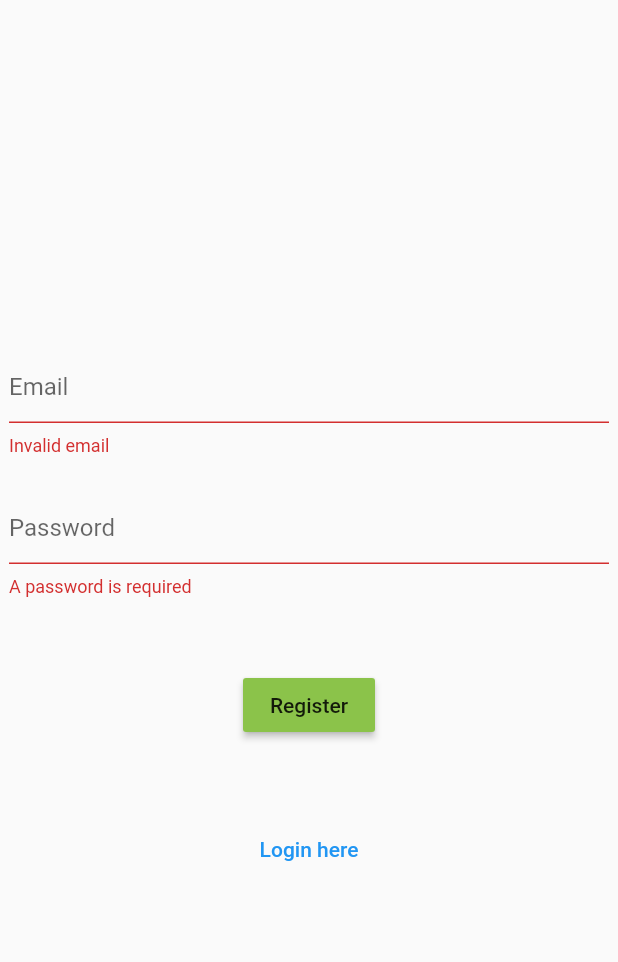
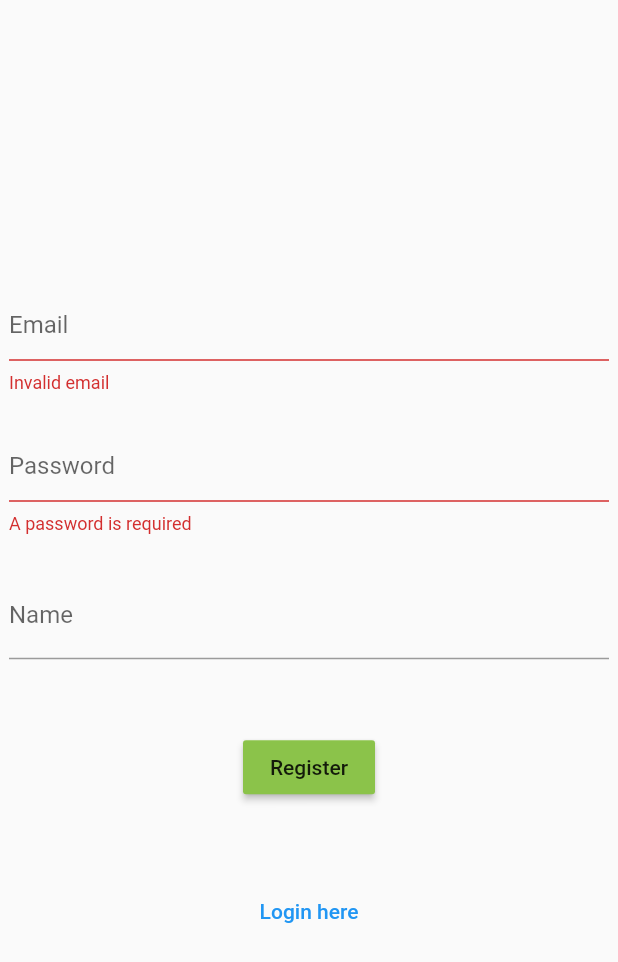
Before and after one commit to huynhtastic/showmelove, a Flutter app: the screen it shows after launch, after a tap on "Login", after a tap on "Register here", on a phone screen of 412 x 824 dp. Shown: the top 962 px of the screen. Run offline on Flutter 3.47's test engine with Material 2 defaults, Android fonts, the phone set to English and light mode, and no system bars; our stand-ins replace cloud_firestore, firebase_auth; accounts and stored records are empty.

```diff
--- a/lib/auth.dart
+++ b/lib/auth.dart
@@ -1,12 +1,51 @@
+import 'package:firebase_auth/firebase_auth.dart';
 import 'package:flutter/material.dart';
 
+import 'pages/app/home/home.dart';
 import 'pages/authenticate/authenticate.dart';
 
-class Auth extends StatelessWidget {
+class Auth extends StatefulWidget {
+  static const routeName = 'auth';
+
+  @override
+  _AuthState createState() => _AuthState();
+}
+
+class _AuthState extends State<Auth> {
+  final auth = FirebaseAuth.instance;
+  bool isLoggedIn;
+
+  @override
+  void initState() {
+    super.initState();
+
+    auth.onAuthStateChanged
+        .listen((user) => setState(() => isLoggedIn = user != null));
+
+    Future.delayed(
+      Duration(seconds: 1),
+      () async {
+        if (isLoggedIn == null) {
+          final user = await auth.currentUser();
+          setState(() => isLoggedIn = user != null);
+        }
+      },
+    );
+  }
+
   @override
   Widget build(BuildContext context) {
-    return Scaffold(
-      body: Authenticate(),
-    );
+    switch (isLoggedIn) {
+      case true:
+        return Home();
+      case false:
+        return Authenticate();
+      default:
+        return _loadingWidget();
+    }
   }
 }
+
+Widget _loadingWidget() => Scaffold(
+      body: Center(child: CircularProgressIndicator()),
+    );
--- a/lib/main.dart
+++ b/lib/main.dart
@@ -1,13 +1,14 @@
 import 'package:flutter/material.dart';
 
 import 'auth.dart';
+import 'routes.dart';
 
 class Main extends StatelessWidget {
-  // This widget is the root of your application.
   @override
   Widget build(BuildContext context) {
     return MaterialApp(
       title: 'Flutter Demo',
+      routes: routes,
       home: Auth(),
     );
   }
--- /dev/null
+++ b/lib/models/user.dart
@@ -0,0 +1,8 @@
+import 'package:firebase_auth/firebase_auth.dart';
+
+class User {
+  final String uid;
+  final String name;
+
+  User(FirebaseUser fbUser, {this.name}) : uid = fbUser.uid;
+}
--- a/lib/pages/authenticate/authenticate.dart
+++ b/lib/pages/authenticate/authenticate.dart
@@ -1,75 +1,88 @@
-import 'package:firebase_auth/firebase_auth.dart';
 import 'package:flutter/material.dart';
+import 'package:showsomelove/services/authentication.dart';
 
 class Authenticate extends StatefulWidget {
+  static const routeName = 'authenticate';
+
   @override
-  _AuthenticateState createState() => _AuthenticateState();
+  AuthenticateState createState() => AuthenticateState();
 }
 
-class _AuthenticateState extends State<Authenticate> {
-  final _formKey = GlobalKey<FormState>();
-  bool _isLogin = true;
-  String _email;
-  String _password;
+class AuthenticateState extends State<Authenticate> {
+  final formKey = GlobalKey<FormState>();
+  bool isLogin = true;
+  String email;
+  String password;
+  String name;
 
-  void submitForm() async {
-    if (_formKey.currentState.validate()) {
-      AuthResult result;
-      final auth = FirebaseAuth.instance;
-
-      if (_isLogin) {
-        result = await auth.signInWithEmailAndPassword(
-            email: _email, password: _password);
+  void submitForm(BuildContext context) async {
+    if (formKey.currentState.validate()) {
+      final auth = AuthenticationService();
+      if (isLogin) {
+        await auth.signInUser(email, password);
       } else {
-        result = await auth.createUserWithEmailAndPassword(
-            email: _email, password: _password);
+        await auth.registerUser(email, password, name);
       }
-
-      print(result.user.uid);
     }
   }
 
+  Widget nameField() => isLogin
+      ? Container()
+      : Column(
+          children: [
+            SizedBox(height: 24),
+            TextFormField(
+              decoration: InputDecoration(labelText: 'Name'),
+              onChanged: (val) => setState(() => name = val),
+              validator: _requiredValidator,
+            ),
+          ],
+        );
+
   @override
   Widget build(BuildContext context) {
-    return Center(
+    return Scaffold(
+      body: Center(
         child: Container(
           width: 400,
           child: Form(
-          key: _formKey,
+            key: formKey,
             child: Column(
               mainAxisAlignment: MainAxisAlignment.center,
               children: [
                 TextFormField(
                   decoration: InputDecoration(hintText: 'Email'),
-                onChanged: (val) => setState(() => _email = val),
+                  onChanged: (val) => setState(() => email = val),
                   validator: _emailValidator,
                   keyboardType: TextInputType.emailAddress,
                 ),
                 SizedBox(height: 24),
                 TextFormField(
                   decoration: InputDecoration(hintText: 'Password'),
-                onChanged: (val) => setState(() => _password = val),
+                  onChanged: (val) => setState(() => password = val),
                   validator: (val) =>
                       val.isEmpty ? 'A password is required' : null,
                   obscureText: true,
                 ),
+                nameField(),
                 SizedBox(height: 48),
                 RaisedButton(
                   color: Colors.lightGreen,
-                onPressed: submitForm,
-                child: Text(_isLogin ? 'Login' : 'Register'),
+                  onPressed: () => submitForm(context),
+                  child: Text(isLogin ? 'Login' : 'Register'),
                 ),
                 SizedBox(height: 48),
                 RaisedButton(
                   elevation: 0.0,
                   color: Colors.transparent,
-                onPressed: () => setState(() => _isLogin = !_isLogin),
+                  onPressed: () => setState(() => isLogin = !isLogin),
                   child: Text(
-                  _isLogin ? 'Register here' : 'Login here',
+                    isLogin ? 'Register here' : 'Login here',
                     style: TextStyle(color: Colors.blue),
                   ),
                 )
               ],
+            ),
           ),
         ),
       ),
@@ -88,3 +101,12 @@ String _emailValidator(String email) {
 
   return null;
 }
+
+// TODO: Move to util
+String _requiredValidator(String val) {
+  if (val.isEmpty) {
+    return 'A name is required';
+  }
+
+  return null;
+}
--- /dev/null
+++ b/lib/routes.dart
@@ -0,0 +1,9 @@
+import 'auth.dart';
+import 'pages/app/home/home.dart';
+import 'pages/authenticate/authenticate.dart';
+
+final routes = {
+  Auth.routeName: (_) => Auth(),
+  Authenticate.routeName: (_) => Authenticate(),
+  Home.routeName: (_) => Home(),
+};
--- /dev/null
+++ b/lib/services/authentication.dart
@@ -0,0 +1,35 @@
+import 'package:firebase_auth/firebase_auth.dart';
+import 'package:showsomelove/models/user.dart';
+
+import './user_service.dart';
+
+class AuthenticationService {
+  final fbAuth = FirebaseAuth.instance;
+
+  Future<User> registerUser(String email, String password, String name) async {
+    // TODO: Handle errors in form
+    final result = await fbAuth.createUserWithEmailAndPassword(
+        email: email, password: password);
+    final user = User(result.user);
+    await _initializeUserDocument(user, name);
+
+    return user;
+  }
+
+  Future<User> signInUser(String email, String password) async {
+    final result = await fbAuth.signInWithEmailAndPassword(
+        email: email, password: password);
+    final user = User(result.user);
+
+    return user;
+  }
+
+  Future<void> _initializeUserDocument(User user, String name) async {
+    final service = UserService(user);
+    await service.updateUserData(name);
+  }
+
+  Future<void> signOutUser() async {
+    await fbAuth.signOut();
+  }
+}
--- /dev/null
+++ b/lib/services/user_service.dart
@@ -0,0 +1,46 @@
+import 'package:cloud_firestore/cloud_firestore.dart';
+import 'package:showsomelove/models/post.dart';
+import 'package:showsomelove/models/user.dart';
+
+class UserService {
+  static const COLLECTION_NAME = 'users';
+  static const POSTS_COLLECTION_NAME = 'posts';
+
+  final User user;
+  final DocumentReference userDoc;
+
+  UserService(this.user)
+      : this.userDoc =
+            Firestore.instance.collection(COLLECTION_NAME).document(user.uid);
+
+  Future<void> updateUserData(String name) async {
+    await userDoc.setData({
+      'name': name,
+    }, merge: true);
+  }
+
+  Future createPost(String recipient, String message) async {
+    final newPost = await userDoc.collection(POSTS_COLLECTION_NAME).add({
+      'recipient': recipient,
+      'message': message,
+    });
+
+    print(newPost);
+  }
+
+  Stream<List<Post>> get getPosts => userDoc
+      .collection(POSTS_COLLECTION_NAME)
+      .snapshots()
+      .map(_postFromSnapshot);
+
+  List<Post> _postFromSnapshot(QuerySnapshot snap) =>
+      // TODO: Posts with empty fields?
+      snap.documents
+          .map(
+            (doc) => Post(
+              doc.data['name'] ?? '',
+              doc.data['message'] ?? '',
+            ),
+          )
+          .toList();
+}
--- a/pubspec.yaml
+++ b/pubspec.yaml
@@ -26,6 +26,8 @@ dependencies:
 
   firebase_core: ^0.4.5
   firebase_auth: ^0.16.1
+  cloud_firestore: ^0.13.7
+
   animations: ^1.1.2
 
 
```
Also changed, not shown: lib/app.dart (deleted, +0 -44 lines), lib/models/post.dart (added, +11 -0 lines), lib/pages/app/home/home.dart (added, +49 -0 lines), lib/pages/app/home/widgets/new_post.dart (added, +70 -0 lines), lib/pages/app/home/widgets/posts_list.dart (added, +24 -0 lines), lib/services/posts.dart (added, +19 -0 lines), lib/widgets/animated_fab.dart (added, +46 -0 lines), firebase.json (added), pubspec.lock, 4 other files. Lines whose indentation alone changed are shown as unchanged.
